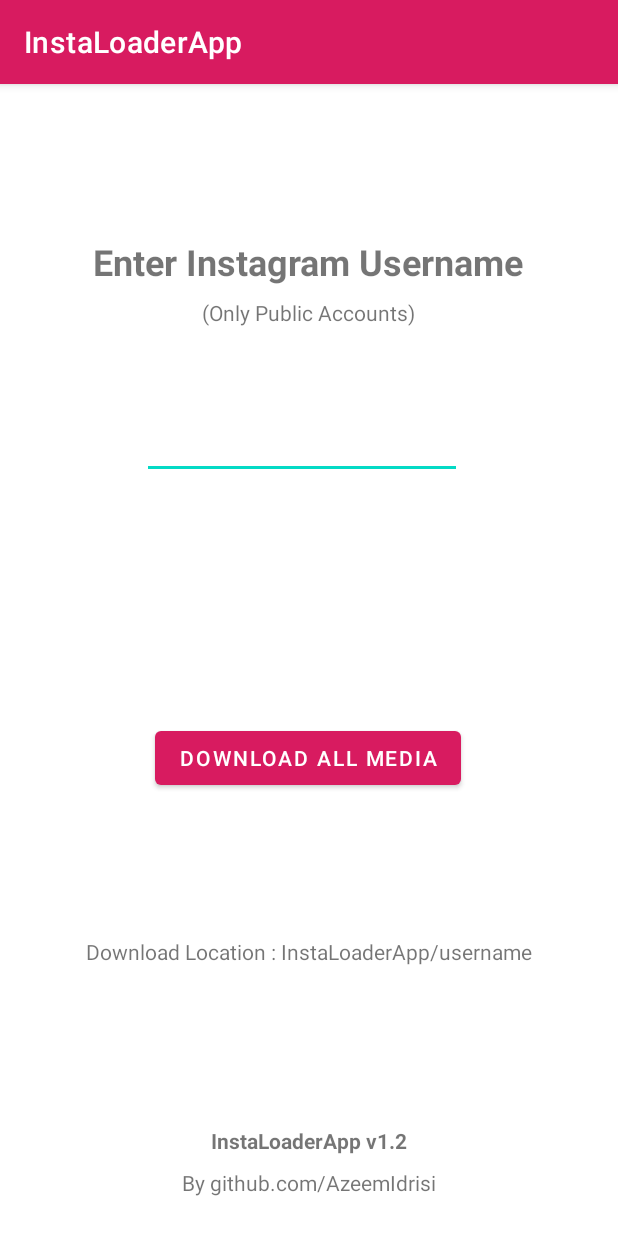
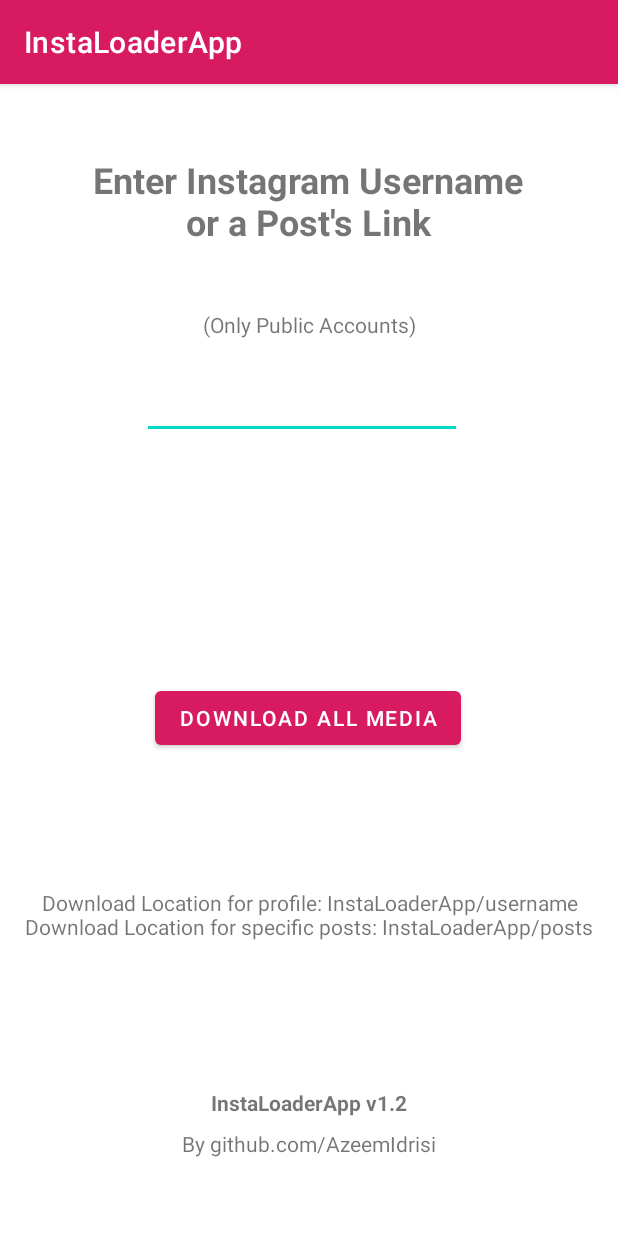
Before and after one commit to AzeemIdrisi/InstaLoaderApp, an Android app: the screen it shows after launch (MainActivity), on a phone screen of 412 x 824 dp. Run offline under Robolectric (Android 15) with nearby library versions, the phone set to English and light mode, and no system bars; libraries missing offline, so code that uses them is left out: com.chaquo.python; 7 statements that could not run were skipped.

Commit message:
added option to download posts from link

```diff
--- a/app/src/main/res/layout/activity_main.xml
+++ b/app/src/main/res/layout/activity_main.xml
@@ -14,7 +14,8 @@
             android:id="@+id/Text1"
             android:layout_width="wrap_content"
             android:layout_height="wrap_content"
-            android:text="Enter Instagram Username"
+            android:text="Enter Instagram Username\nor a Post's Link"
+            android:textAlignment="center"
             android:textSize="24sp"
             android:textStyle="bold"
             app:layout_constraintBottom_toBottomOf="parent"
@@ -22,7 +23,7 @@
             app:layout_constraintHorizontal_bias="0.495"
             app:layout_constraintStart_toStartOf="parent"
             app:layout_constraintTop_toTopOf="parent"
-            app:layout_constraintVertical_bias="0.14" />
+            app:layout_constraintVertical_bias="0.07" />
 
         <EditText
             android:id="@+id/inputBox"
@@ -91,7 +92,8 @@
             android:id="@+id/textView3"
             android:layout_width="wrap_content"
             android:layout_height="wrap_content"
-            android:text="Download Location : InstaLoaderApp/username"
+            android:text="Download Location for profile: InstaLoaderApp/username\nDownload Location for specific posts: InstaLoaderApp/posts"
+            android:textAlignment="center"
             app:layout_constraintBottom_toBottomOf="parent"
             app:layout_constraintEnd_toEndOf="parent"
             app:layout_constraintHorizontal_bias="0.5"
@@ -106,10 +108,9 @@
             android:text="(Only Public Accounts)"
             app:layout_constraintBottom_toBottomOf="parent"
             app:layout_constraintEnd_toEndOf="parent"
-            app:layout_constraintHorizontal_bias="0.498"
             app:layout_constraintStart_toStartOf="parent"
             app:layout_constraintTop_toTopOf="parent"
-            app:layout_constraintVertical_bias="0.193" />
+            app:layout_constraintVertical_bias="0.211" />
 
     </androidx.constraintlayout.widget.ConstraintLayout>
 
```
Also changed, not shown: app/src/main/java/com/alphacorp/instaloader/MainActivity.kt (+50 -9 lines), 1 other file.
